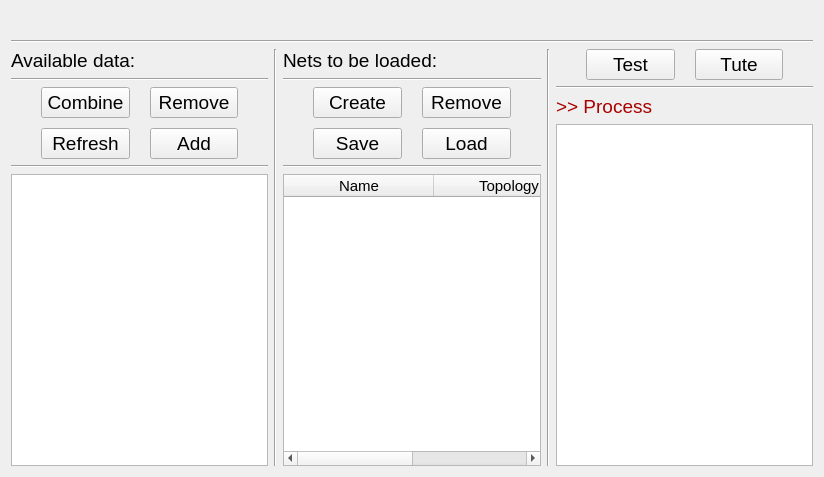
Before: the Qt Designer form TP_CXX/NetManagers/neunetui.ui in xammi/2014_Cpp_Technopark, drawn with Qt 5.
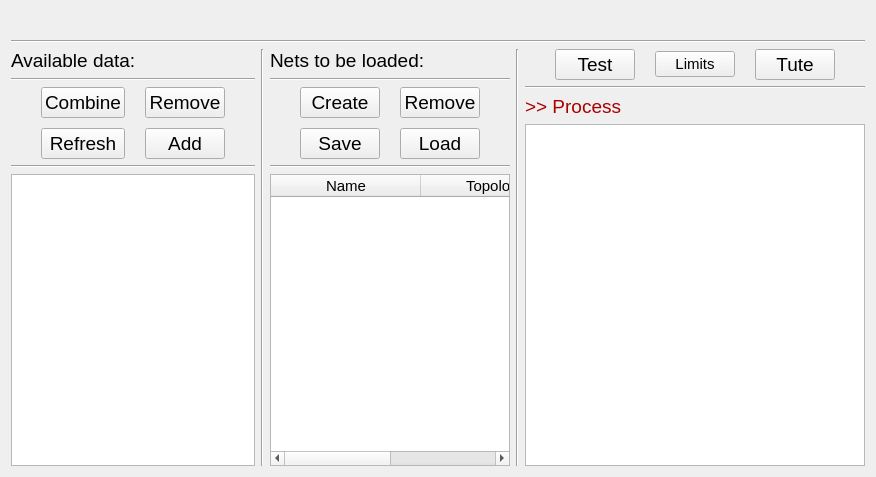
After: the same form once the commit is applied.

Commit message: Limits form added

```diff
--- a/TP_CXX/NetManagers/neunetui.ui
+++ b/TP_CXX/NetManagers/neunetui.ui
@@ -330,6 +330,13 @@
             </property>
            </widget>
           </item>
+          <item>
+           <widget class="QPushButton" name="setLimits">
+            <property name="text">
+             <string>Limits</string>
+            </property>
+           </widget>
+          </item>
           <item>
            <widget class="QPushButton" name="tute">
             <property name="font">
```
Left out of the diff: 2 changed lines with no effect on the pictures. The commit also changes 12 other files.
